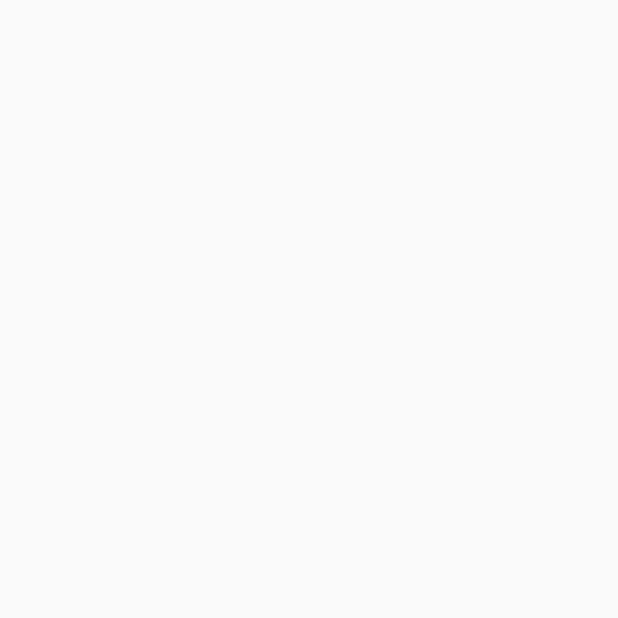
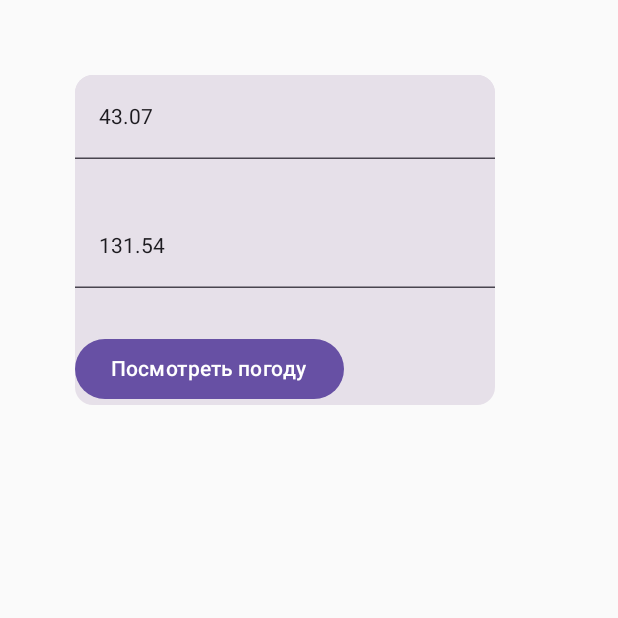
Before and after one commit to dan198gg/WeatherForecast, an Android app built with Jetpack Compose: the screen it shows after launch (MainActivity), on a phone screen of 412 x 824 dp, the top half of it. Before the commit the part shown is empty. Run offline under Robolectric (Android 15) with nearby library versions, the phone set to English and light mode, and no system bars.

Commit message:
CardIsAdded

```diff
--- a/app/src/main/java/com/example/weatherforecast/MainActivity.kt
+++ b/app/src/main/java/com/example/weatherforecast/MainActivity.kt
@@ -5,8 +5,11 @@ import android.util.Log
 import androidx.activity.ComponentActivity
 import androidx.activity.compose.setContent
 import androidx.activity.enableEdgeToEdge
+import androidx.compose.foundation.layout.Column
 import androidx.compose.foundation.layout.fillMaxSize
 import androidx.compose.foundation.layout.padding
+import androidx.compose.material3.Button
+import androidx.compose.material3.Card
 import androidx.compose.material3.Scaffold
 import androidx.compose.material3.Text
 import androidx.compose.material3.TextField
@@ -16,7 +19,9 @@ import androidx.compose.runtime.mutableStateOf
 import androidx.compose.runtime.remember
 import androidx.compose.runtime.setValue
 import androidx.compose.ui.Modifier
+import androidx.compose.ui.text.style.LineHeightStyle
 import androidx.compose.ui.tooling.preview.Preview
+import androidx.compose.ui.unit.dp
 import com.example.weatherforecast.supersecurityprivatesafe.Untracked
 import com.example.weatherforecast.ui.theme.WeatherForecastTheme
 import com.example.weatherforecast.weatherdata.WeatherData
@@ -34,23 +39,23 @@ class MainActivity : ComponentActivity() {
     val REQUEST_URL = "https://api.openweathermap.org/data/2.5/"
     var temp by mutableStateOf<String>("")
     var testLat by mutableStateOf(43.07)
-    val testLon by mutableStateOf(131.54)
+    var testLon by mutableStateOf(131.54)
     override fun onCreate(savedInstanceState: Bundle?) {
         super.onCreate(savedInstanceState)
         enableEdgeToEdge()
         setContent {
-            getWeatherData()
-            Text(text = temp)
+            Column {
+                TextFie1ld()
+                Text(text = temp)
         }
+            }
     }
 
-    @Composable
     fun getWeatherData(){
 
         val request = Request.Builder()
             .url(REQUEST_URL + "weather?lat=$testLat&lon=$testLon&appid=${Untracked.API_KEY}&units=metric")
             .build()
-        request
         ClientSingleTon.OK_HTTP_CLIENT.newCall(request).enqueue(object : Callback {
 
             override fun onFailure(call: Call, e: IOException) {
@@ -82,6 +87,14 @@ class MainActivity : ComponentActivity() {
     }
     @Composable
     fun TextFie1ld() {
-//        TextField(value = testLat, onValueChange = {testLat=it})
+        Card(modifier = Modifier.padding(50.dp)) {
+            Column {
+            TextField(value = testLat.toString(), onValueChange = { testLat = it.toDouble() })
+            TextField(value = testLon.toString(), onValueChange = { testLon = it.toDouble() }, modifier = Modifier.padding(0.dp,30.dp))
+                Button(onClick = { getWeatherData() }) {
+                    Text(text = "Посмотреть погоду")
+                }
+            }
+        }
+    }
 }
-    }
```
